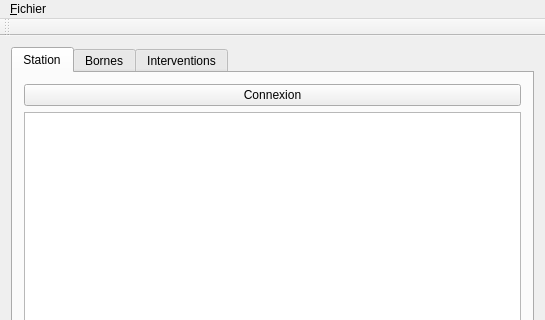
First picture: the form in mainwindow.ui, repository gthom/bts_SIO_Gap_Crab_Equipe_Est, before the edit; both pictures show x 0 to 545 and y 0 to 320 of the 545 by 499 pixel window.
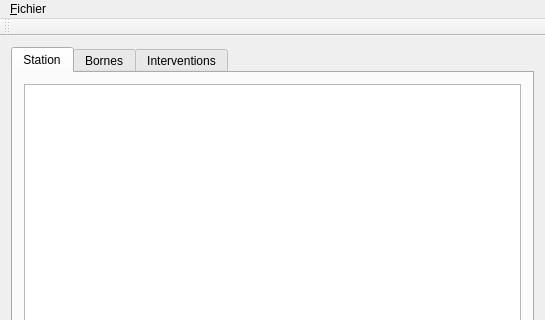
Second picture: the form after the edit.

Commit message: Modification de l'affichage des stations

Diff of the .ui file:
```diff
--- a/mainwindow.ui
+++ b/mainwindow.ui
@@ -30,13 +30,6 @@
        <layout class="QGridLayout" name="gridLayout">
         <item row="0" column="0">
          <layout class="QVBoxLayout" name="verticalLayout">
-          <item>
-           <widget class="QPushButton" name="pushButtonConnect">
-            <property name="text">
-             <string>Connexion</string>
-            </property>
-           </widget>
-          </item>
           <item>
            <widget class="QTableView" name="tableViewStation"/>
           </item>
```
The commit also changes 2 other files.
